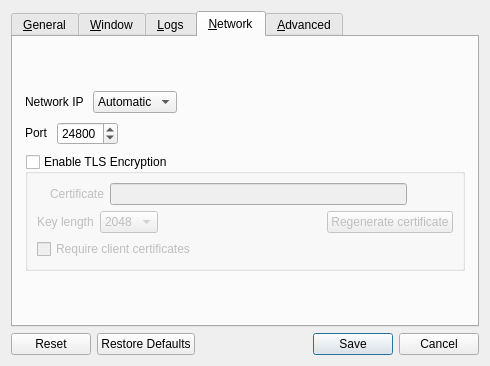
Before: the Qt Designer form src/lib/gui/dialogs/SettingsDialog.ui in alfredo1491/deskflow, drawn with Qt 5.
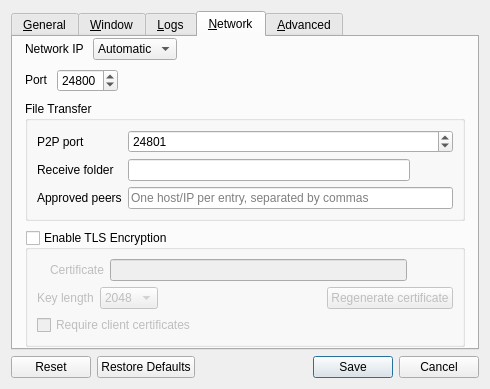
After: the same form once the commit is applied. The open tabs and pages were chosen to show the change. Icons and pictures are not drawn.

Patch:
```diff
--- a/src/lib/gui/dialogs/SettingsDialog.ui
+++ b/src/lib/gui/dialogs/SettingsDialog.ui
@@ -607,6 +607,96 @@
          </item>
         </layout>
        </item>
+       <item>
+        <widget class="QGroupBox" name="groupFileTransfer">
+         <property name="title">
+          <string>File Transfer</string>
+         </property>
+         <layout class="QFormLayout" name="formLayoutFileTransfer">
+          <item row="0" column="0">
+           <widget class="QLabel" name="lblTransferPort">
+            <property name="text">
+             <string>P2P port</string>
+            </property>
+           </widget>
+          </item>
+          <item row="0" column="1">
+           <widget class="QSpinBox" name="sbTransferPort">
+            <property name="minimum">
+             <number>1024</number>
+            </property>
+            <property name="maximum">
+             <number>65535</number>
+            </property>
+            <property name="value">
+             <number>24801</number>
+            </property>
+           </widget>
+          </item>
+          <item row="1" column="0">
+           <widget class="QLabel" name="lblReceiveDirectory">
+            <property name="text">
+             <string>Receive folder</string>
+            </property>
+           </widget>
+          </item>
+          <item row="1" column="1">
+           <widget class="QWidget" name="widgetReceiveDirectory" native="true">
+            <layout class="QHBoxLayout" name="horizontalLayoutReceiveDirectory">
+             <property name="spacing">
+              <number>3</number>
+             </property>
+             <property name="leftMargin">
+              <number>0</number>
+             </property>
+             <property name="topMargin">
+              <number>0</number>
+             </property>
+             <property name="rightMargin">
+              <number>0</number>
+             </property>
+             <property name="bottomMargin">
+              <number>0</number>
+             </property>
+             <item>
+              <widget class="QLineEdit" name="lineReceiveDirectory"/>
+             </item>
+             <item>
+              <widget class="QPushButton" name="btnBrowseReceiveDirectory">
+               <property name="cursor">
+                <cursorShape>PointingHandCursor</cursorShape>
+               </property>
+               <property name="text">
+                <string/>
+               </property>
+               <property name="icon">
+                <iconset theme="QIcon::ThemeIcon::DocumentOpen"/>
+               </property>
+               <property name="flat">
+                <bool>true</bool>
+               </property>
+              </widget>
+             </item>
+            </layout>
+           </widget>
+          </item>
+          <item row="2" column="0">
+           <widget class="QLabel" name="lblApprovedPeers">
+            <property name="text">
+             <string>Approved peers</string>
+            </property>
+           </widget>
+          </item>
+          <item row="2" column="1">
+           <widget class="QLineEdit" name="lineApprovedPeers">
+            <property name="placeholderText">
+             <string>One host/IP per entry, separated by commas</string>
+            </property>
+           </widget>
+          </item>
+         </layout>
+        </widget>
+       </item>
        <item>
         <widget class="QGroupBox" name="groupSecurity">
          <property name="sizePolicy">
```
